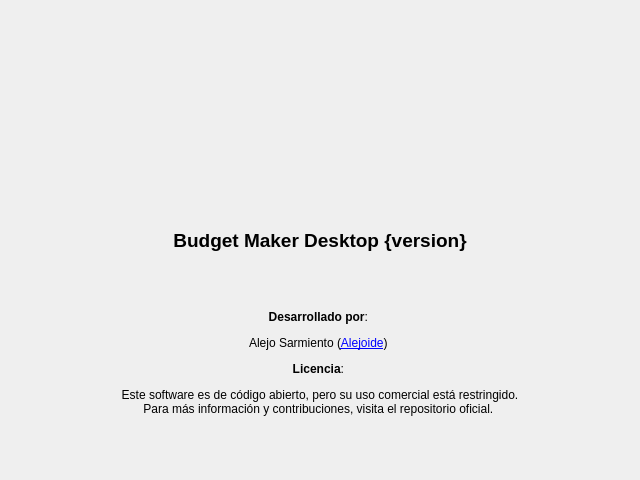
First picture: the form in src/views/ui/About.ui, repository 4l3j0Ok/budget-maker-desktop, before the edit.
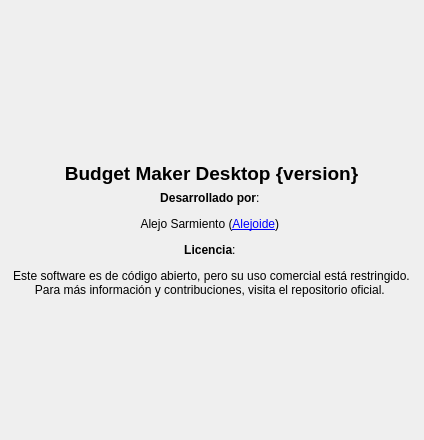
Second picture: the form after the edit. Icons and pictures are not drawn.

Commit message: fix: update About UI layout and MainWindow tooltip for improved user experience

The edit to the form file:
```diff
--- a/src/views/ui/About.ui
+++ b/src/views/ui/About.ui
@@ -6,14 +6,59 @@
    <rect>
     <x>0</x>
     <y>0</y>
-    <width>640</width>
-    <height>480</height>
+    <width>424</width>
+    <height>440</height>
    </rect>
   </property>
   <property name="windowTitle">
    <string>Acerca de</string>
   </property>
-  <layout class="QVBoxLayout" name="verticalLayout">
+  <layout class="QHBoxLayout" name="horizontalLayout_2">
+   <property name="spacing">
+    <number>0</number>
+   </property>
+   <property name="leftMargin">
+    <number>0</number>
+   </property>
+   <property name="topMargin">
+    <number>0</number>
+   </property>
+   <property name="rightMargin">
+    <number>0</number>
+   </property>
+   <property name="bottomMargin">
+    <number>0</number>
+   </property>
+   <item>
+    <widget class="QFrame" name="frContent">
+     <property name="sizePolicy">
+      <sizepolicy hsizetype="Fixed" vsizetype="Fixed">
+       <horstretch>0</horstretch>
+       <verstretch>0</verstretch>
+      </sizepolicy>
+     </property>
+     <property name="frameShape">
+      <enum>QFrame::Shape::NoFrame</enum>
+     </property>
+     <property name="frameShadow">
+      <enum>QFrame::Shadow::Raised</enum>
+     </property>
+     <layout class="QVBoxLayout" name="verticalLayout_2">
+      <property name="spacing">
+       <number>6</number>
+      </property>
+      <property name="leftMargin">
+       <number>0</number>
+      </property>
+      <property name="topMargin">
+       <number>0</number>
+      </property>
+      <property name="rightMargin">
+       <number>0</number>
+      </property>
+      <property name="bottomMargin">
+       <number>0</number>
+      </property>
    <item>
     <widget class="QFrame" name="frIcon">
      <property name="frameShape">
@@ -106,6 +151,9 @@
      <property name="alignment">
       <set>Qt::AlignmentFlag::AlignCenter</set>
      </property>
+       </widget>
+      </item>
+     </layout>
     </widget>
    </item>
   </layout>
```
Lines whose indentation alone changed are shown as unchanged. The commit also changes 3 other files.
